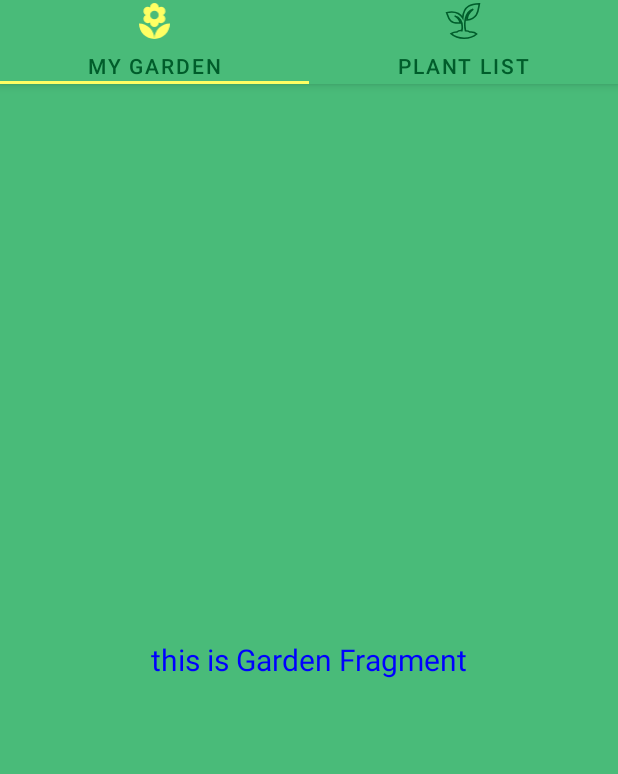
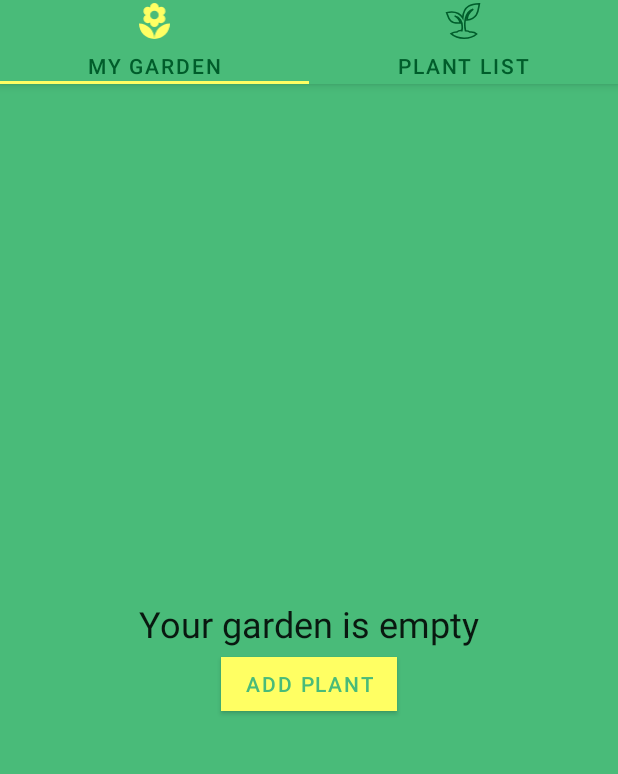
Before and after one commit to motoshige021/SunflowerAppCopy, an Android app built with Jetpack Compose: the screen it shows after launch (MainActivity), on a phone screen of 412 x 824 dp, the part 84-858 px from its top. Run offline under Robolectric (Android 15) with nearby library versions, the phone set to English and light mode, and no system bars; our stand-ins replace data binding.

Commit message:
Implement the layout of GardenFragment

```diff
--- a/app/src/main/java/com/github/motoshige021/sunflowercopyapp/GardenFragment.kt
+++ b/app/src/main/java/com/github/motoshige021/sunflowercopyapp/GardenFragment.kt
@@ -15,8 +15,16 @@ import androidx.compose.ui.Modifier
 import androidx.compose.ui.graphics.Color
 import androidx.compose.ui.platform.ComposeView
 import androidx.compose.ui.unit.sp
+import androidx.core.view.isGone
+import androidx.viewpager2.widget.ViewPager2
+import com.github.motoshige021.sunflowercopyapp.adapter.PLANT_LIST_PAGE_INDEX
+import com.github.motoshige021.sunflowercopyapp.databinding.FragmentGardenBinding
 
 class GardenFragment : Fragment() {
+    private lateinit var binding: FragmentGardenBinding
+
+    /* >>> Do Implement   <<< */
+    /* private val viewModel : GardenPlantingListViewModel */
     override fun onCreate(savedInstanceState: Bundle?) {
         super.onCreate(savedInstanceState)
     }
@@ -25,22 +33,28 @@ class GardenFragment : Fragment() {
         inflater: LayoutInflater,
         container: ViewGroup?,
         savedInstanceState: Bundle?
-    ): View? {
-        return ComposeView(requireContext()).apply {
-            setContent {
-                Greeting("this is Garden Fragment")
-            }
+    ): View {
+        binding = FragmentGardenBinding.inflate(inflater, container, false)
+
+        /* >>> Do Implement <<< */
+        /* GardenPlantingAdapter clas and SubscribeUi() */
+
+        binding.addPlant.setOnClickListener {
+            navigateToPlantListPage()
         }
+        subScribeUi(/* adapter ,*/ binding)
+
+        return binding.root
     }
 
-    @Composable
-    fun Greeting(message: String) {
-        Column(
-            modifier = Modifier.fillMaxSize(),
-            verticalArrangement = Arrangement.Center,
-            horizontalAlignment = Alignment.CenterHorizontally,
-        ) {
-            Text(text = message, color = Color.Blue, fontSize = 20.sp)
-        }
+    private fun subScribeUi(/* adapter: GardenPlantingAdapter,*/
+                            binding: FragmentGardenBinding) {
+        binding.hasPlanting = false // dummy
+        binding.gardenList.isGone = !binding.hasPlanting
+        binding.emptyLayout.isGone = binding.hasPlanting
+    }
+
+    private fun navigateToPlantListPage() {
+        requireActivity().findViewById<ViewPager2>(R.id.view_pager).currentItem = PLANT_LIST_PAGE_INDEX
     }
 }
--- /dev/null
+++ b/app/src/main/res/layout/fragment_garden.xml
@@ -0,0 +1,60 @@
+<?xml version="1.0" encoding="utf-8"?>
+<layout xmlns:android="http://schemas.android.com/apk/res/android"
+    xmlns:app="http://schemas.android.com/apk/res-auto"
+    xmlns:tools="http://schemas.android.com/tools">
+    <data>
+        <variable
+            name="hasPlanting"
+            type="boolean" />
+    </data>
+
+    <FrameLayout
+        android:layout_width="match_parent"
+        android:layout_height="match_parent">
+
+        <androidx.recyclerview.widget.RecyclerView
+            android:id="@+id/garden_list"
+            android:layout_width="match_parent"
+            android:layout_height="match_parent"
+            android:clipToPadding="false"
+            android:layout_marginStart="@dimen/card_side_margin"
+            android:layout_marginEnd="@dimen/card_side_margin"
+            android:layout_marginTop="@dimen/margin_normal"
+            app:spanCount="@integer/grid_columns"
+            app:layoutManager="androidx.recyclerview.widget.StaggeredGridLayoutManager"
+            tools:listitem="@layout/list_item_garden_planting"
+            />
+        <!-- app:isGone="@{!hasPlanting}" -->
+        <!-- android:clipToPadding = RecycleViewの余白を埋めるか？false 余白あり -->
+        <!--  GardenPlantingAdapter.kt で list_item_garden_plantingをinflate -->
+
+        <LinearLayout
+            android:id="@+id/empty_layout"
+            android:layout_width="match_parent"
+            android:layout_height="match_parent"
+            android:gravity="center"
+            android:orientation="vertical"
+            >
+            <!-- app:isGone="@{hasPlanting}" -->
+            <TextView
+                android:id="@+id/empty_garden"
+                android:layout_width="wrap_content"
+                android:layout_height="wrap_content"
+                android:text="@string/garden_empty"
+                android:textAppearance="?attr/textAppearanceHeadline5" />
+
+            <com.google.android.material.button.MaterialButton
+                android:id="@+id/add_plant"
+                android:layout_width="wrap_content"
+                android:layout_height="wrap_content"
+                android:textColor="?attr/colorPrimary"
+                android:text="@string/add_plant"
+                app:backgroundTint="?attr/colorOnPrimary"
+                app:shapeAppearance="@style/ShapeAppearance.Sunflower.Button.Add"
+                />
+
+        </LinearLayout>
+
+    </FrameLayout>
+
+</layout>
--- /dev/null
+++ b/app/src/main/res/values/dimens.xml
@@ -0,0 +1,6 @@
+<?xml version="1.0" encoding="utf-8"?>
+<resources>
+    <dimen name="card_side_margin">12dp</dimen>
+    <dimen name="margin_normal">16dp</dimen>
+    <dimen name="button_corner_radius"></dimen>
+</resources>
--- /dev/null
+++ b/app/src/main/res/values/integer.xml
@@ -0,0 +1,4 @@
+<?xml version="1.0" encoding="utf-8"?>
+<resources>
+    <integer name="grid_columns">2</integer>
+</resources>
--- /dev/null
+++ b/app/src/main/res/values/shape.xml
@@ -0,0 +1,11 @@
+<?xml version="1.0" encoding="utf-8"?>
+<resources>
+    <style name="ShapeAppearance.Sunflower.Button.Add" parent="ShapeAppearance.MaterialComponents">
+        <item name="cornerFamily">rounded</item>
+
+        <item name="cornerSizeTopLeft">0dp</item>
+        <item name="cornerSizeTopRight">@dimen/button_corner_radius</item>
+        <item name="cornerSizeBottomRight">0dp</item>
+        <item name="cornerSizeBottomLeft">@dimen/button_corner_radius</item>
+    </style>
+</resources>
--- a/app/src/main/res/values/strings.xml
+++ b/app/src/main/res/values/strings.xml
@@ -4,4 +4,6 @@
     <string name="gallery_title" translation_description="Title for the photo gallery screen">Photos by Unsplash</string>
     <string name="my_garden_title" translation_description="Title for the 'My garden' screen where the user can see the list of plants that have been added to their garden.">My garden</string>
     <string name="plant_list_title" translation_description="Title for the plant list screen where the user can see a list of plants available to add to their garden.">Plant list</string>
+    <string name="garden_empty" translation_description="Text that is shown on the 'My Garden' screen when no plants have been added to the user's garden">Your garden is empty</string>
+    <string name="add_plant" translation_description="Button text that prompts user to navigate to the Plant List to add plants to their empty garden.">Add plant</string>
 </resources>
```
Also changed, not shown: app/build.gradle (+9 -6 lines), app/src/main/res/layout/list_item_garden_planting.xml (added, +18 -0 lines).
